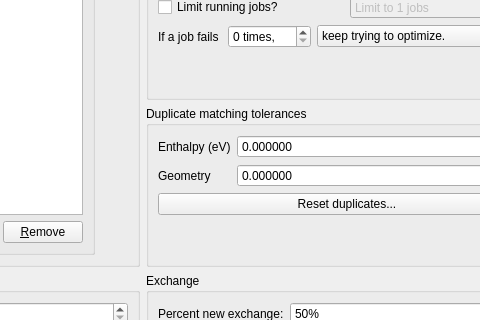
Old version of the form src/gapc/ui/tab_opt.ui in the repository xtalopt/XtalOpt; both pictures show x 274 to 754 and y 102 to 422 of the 1242 by 642 pixel window.
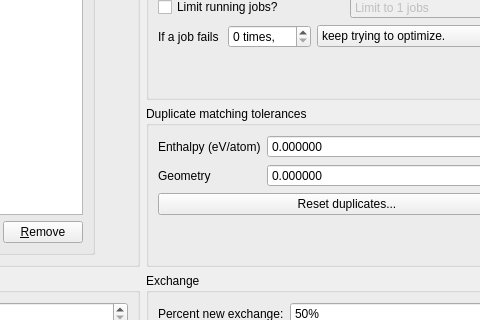
New version of the form.

Commit message: Don't check structures that haven't changed since the last duplicate check. Change tolerances to per atom.

```diff
--- a/src/gapc/ui/tab_opt.ui
+++ b/src/gapc/ui/tab_opt.ui
@@ -336,7 +336,7 @@
            <string>Experimental: These options are used to fine-tune matching of duplicate structures.</string>
           </property>
           <property name="text">
-           <string>Enthalpy (eV)</string>
+           <string>Enthalpy (eV/atom)</string>
           </property>
           <property name="buddy">
            <cstring>spin_tol_enthalpy</cstring>
```
The commit also changes 3 other files.
